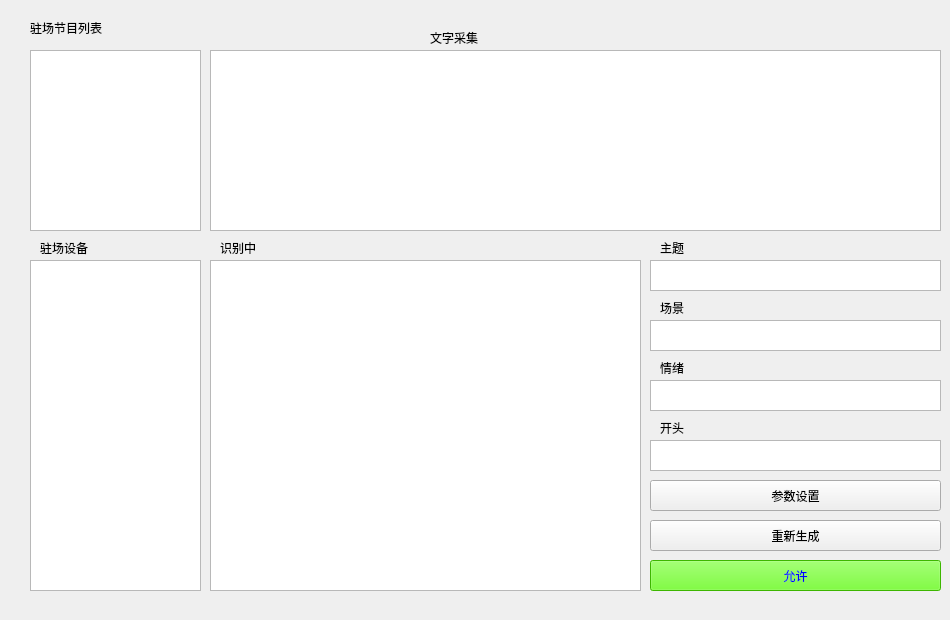
droplazy/Mvision_server, file UIclass/livingcontrol.ui: the form before one commit.
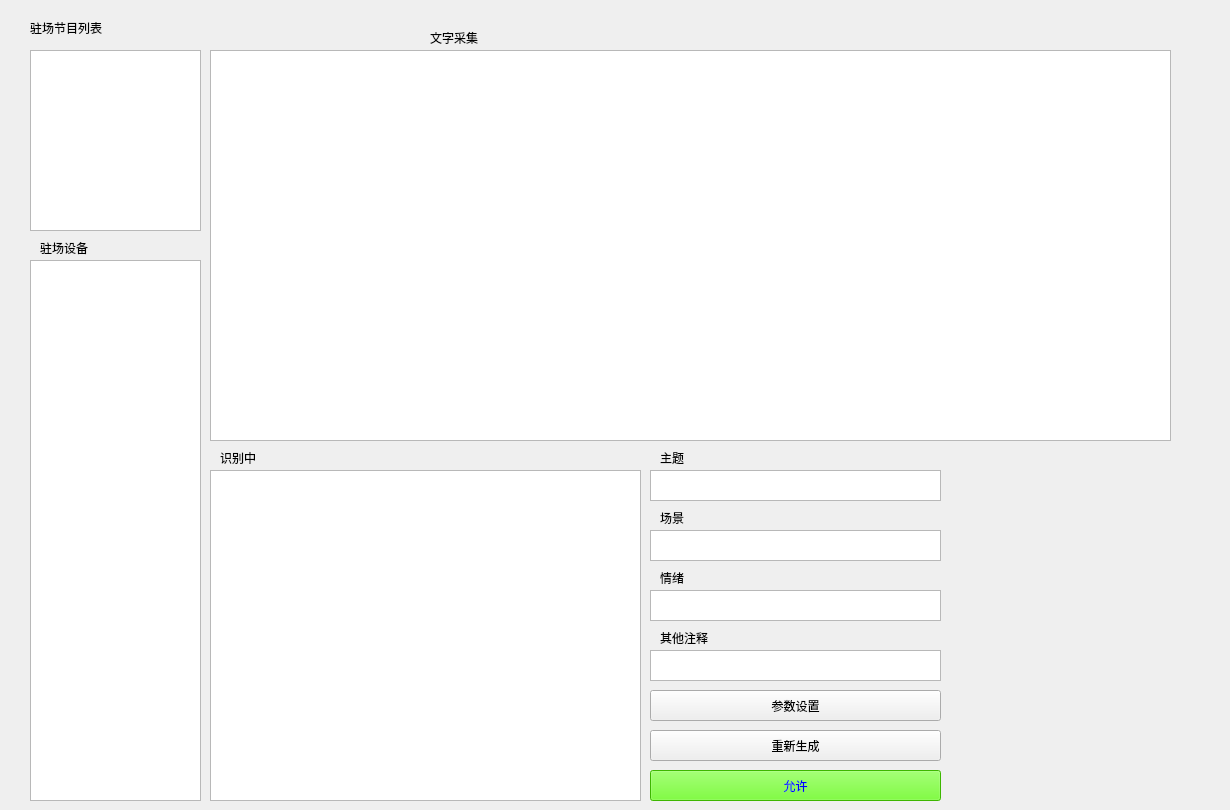
The form after the commit.

What changed in the file:
```diff
--- a/UIclass/livingcontrol.ui
+++ b/UIclass/livingcontrol.ui
@@ -6,8 +6,8 @@
    <rect>
     <x>0</x>
     <y>0</y>
-    <width>950</width>
-    <height>620</height>
+    <width>1230</width>
+    <height>810</height>
    </rect>
   </property>
   <property name="windowTitle">
@@ -42,7 +42,7 @@
      <x>30</x>
      <y>260</y>
      <width>171</width>
-     <height>331</height>
+     <height>541</height>
     </rect>
    </property>
   </widget>
@@ -77,8 +77,8 @@
     <rect>
      <x>210</x>
      <y>50</y>
-     <width>731</width>
-     <height>181</height>
+     <width>961</width>
+     <height>391</height>
     </rect>
    </property>
   </widget>
@@ -86,7 +86,7 @@
    <property name="geometry">
     <rect>
      <x>650</x>
-     <y>560</y>
+     <y>770</y>
      <width>291</width>
      <height>31</height>
     </rect>
@@ -103,7 +103,7 @@
    <property name="geometry">
     <rect>
      <x>650</x>
-     <y>520</y>
+     <y>730</y>
      <width>291</width>
      <height>31</height>
     </rect>
@@ -116,7 +116,7 @@
    <property name="geometry">
     <rect>
      <x>210</x>
-     <y>260</y>
+     <y>470</y>
      <width>431</width>
      <height>331</height>
     </rect>
@@ -126,7 +126,7 @@
    <property name="geometry">
     <rect>
      <x>650</x>
-     <y>260</y>
+     <y>470</y>
      <width>291</width>
      <height>31</height>
     </rect>
@@ -136,7 +136,7 @@
    <property name="geometry">
     <rect>
      <x>660</x>
-     <y>240</y>
+     <y>450</y>
      <width>141</width>
      <height>16</height>
     </rect>
@@ -149,7 +149,7 @@
    <property name="geometry">
     <rect>
      <x>650</x>
-     <y>320</y>
+     <y>530</y>
      <width>291</width>
      <height>31</height>
     </rect>
@@ -159,7 +159,7 @@
    <property name="geometry">
     <rect>
      <x>660</x>
-     <y>300</y>
+     <y>510</y>
      <width>141</width>
      <height>16</height>
     </rect>
@@ -172,7 +172,7 @@
    <property name="geometry">
     <rect>
      <x>650</x>
-     <y>380</y>
+     <y>590</y>
      <width>291</width>
      <height>31</height>
     </rect>
@@ -182,7 +182,7 @@
    <property name="geometry">
     <rect>
      <x>660</x>
-     <y>360</y>
+     <y>570</y>
      <width>141</width>
      <height>16</height>
     </rect>
@@ -195,7 +195,7 @@
    <property name="geometry">
     <rect>
      <x>650</x>
-     <y>480</y>
+     <y>690</y>
      <width>291</width>
      <height>31</height>
     </rect>
@@ -208,7 +208,7 @@
    <property name="geometry">
     <rect>
      <x>220</x>
-     <y>240</y>
+     <y>450</y>
      <width>361</width>
      <height>16</height>
     </rect>
@@ -221,20 +221,20 @@
    <property name="geometry">
     <rect>
      <x>660</x>
-     <y>420</y>
+     <y>630</y>
      <width>141</width>
      <height>16</height>
     </rect>
    </property>
    <property name="text">
-    <string>开头</string>
+    <string>其他注释</string>
    </property>
   </widget>
   <widget class="QTextEdit" name="textEdit_head">
    <property name="geometry">
     <rect>
      <x>650</x>
-     <y>440</y>
+     <y>650</y>
      <width>291</width>
      <height>31</height>
     </rect>
```
